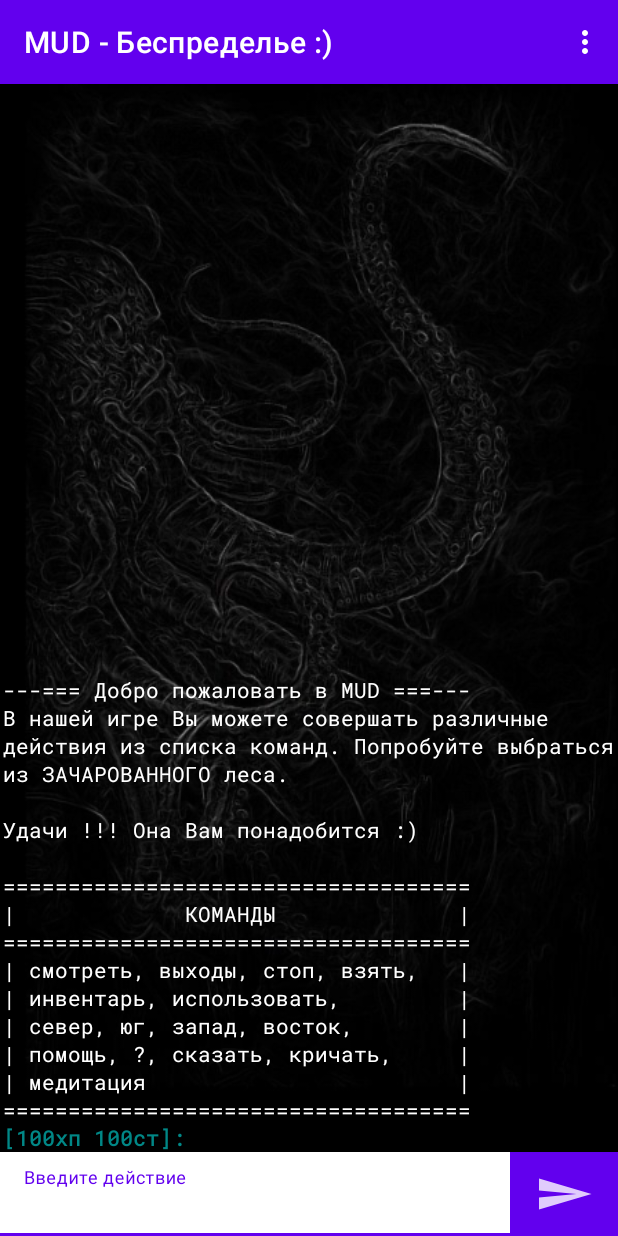
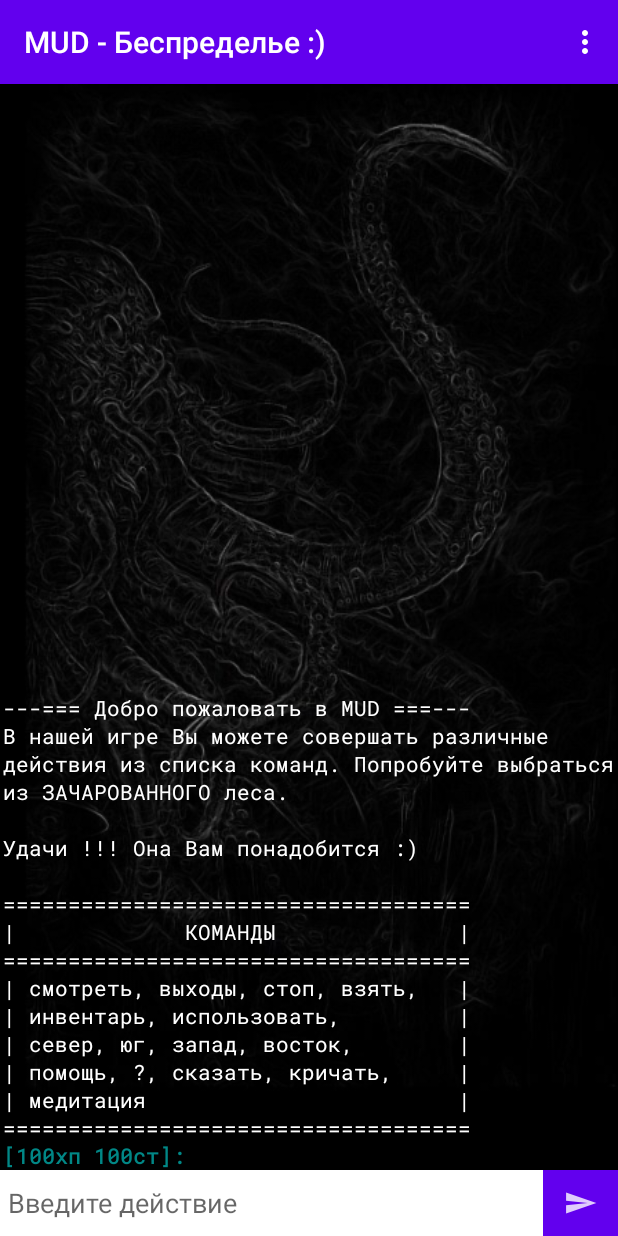
Before and after one commit to JuliaMaffin123/Mud, an Android app: the screen it shows after launch (MainActivity), on a phone screen of 412 x 824 dp. Run offline under Robolectric (Android 15) with nearby library versions, the phone set to English and light mode, and no system bars.

Commit message:
Эксперимент с кнопкой

```diff
--- a/app/build.gradle
+++ b/app/build.gradle
@@ -11,9 +11,13 @@ android {
         minSdk 22
         targetSdk 32
         versionCode 2
-        versionName "1.1"
+        versionName "1.2"
 
         testInstrumentationRunner "androidx.test.runner.AndroidJUnitRunner"
+
+        vectorDrawables {
+            useSupportLibrary = true
+        }
     }
 
     buildTypes {
@@ -26,6 +30,7 @@ android {
         sourceCompatibility JavaVersion.VERSION_1_8
         targetCompatibility JavaVersion.VERSION_1_8
     }
+
 }
 
 dependencies {
--- a/app/src/main/java/com/maffin/mud/MainActivity.java
+++ b/app/src/main/java/com/maffin/mud/MainActivity.java
@@ -3,6 +3,7 @@ package com.maffin.mud;
 import androidx.appcompat.app.AlertDialog;
 import androidx.appcompat.app.AppCompatActivity;
 import androidx.appcompat.app.AppCompatDelegate;
+import androidx.appcompat.widget.AppCompatEditText;
 import androidx.appcompat.widget.AppCompatImageButton;
 
 import android.content.DialogInterface;
@@ -37,7 +38,7 @@ public class MainActivity extends AppCompatActivity {
 
         // Получим ссылки на элементы разметки
         final TextView textView = findViewById(R.id.textView);
-        final TextInputEditText inpSend = findViewById(R.id.inpSend);
+        final AppCompatEditText inpSend = findViewById(R.id.inpSend);
         final AppCompatImageButton btnSend = findViewById(R.id.btnSend);
 
         // Включаем скролинг в textView
@@ -123,7 +124,7 @@ public class MainActivity extends AppCompatActivity {
      */
     private void startGame() {
         final TextView textView = findViewById(R.id.textView);
-        final TextInputEditText inpSend = findViewById(R.id.inpSend);
+        final AppCompatEditText inpSend = findViewById(R.id.inpSend);
         final AppCompatImageButton btnSend = findViewById(R.id.btnSend);
 
         // Разблокировка управления
--- a/app/src/main/res/layout/activity_main.xml
+++ b/app/src/main/res/layout/activity_main.xml
@@ -31,21 +31,19 @@
         android:layout_width="match_parent"
         android:layout_height="match_parent" >
 
-        <com.google.android.material.textfield.TextInputLayout
+
+        <androidx.appcompat.widget.AppCompatEditText
+            android:id="@+id/inpSend"
             android:layout_width="match_parent"
             android:layout_height="match_parent"
-            android:layout_gravity="left">
-
-            <com.google.android.material.textfield.TextInputEditText
-                android:id="@+id/inpSend"
-                android:layout_width="340dp"
-                android:layout_height="match_parent"
-                android:hint="@string/hint"
-                android:singleLine="true"
-                android:maxLines="1"
-                android:ellipsize="end"
-                android:background="@color/white" />
-        </com.google.android.material.textfield.TextInputLayout>
+            android:hint="@string/hint"
+            android:layout_weight="4"
+            android:singleLine="true"
+            android:maxLines="1"
+            android:background="@color/white"
+            android:paddingLeft="5dp"
+            android:paddingRight="5dp"
+            />
 
         <androidx.appcompat.widget.AppCompatImageButton
             android:id="@+id/btnSend"
@@ -54,7 +52,7 @@
             android:layout_weight="1"
             android:layout_gravity="right"
             android:background="@color/purple_500"
-            android:src="@drawable/ic_send"
+            app:srcCompat="@drawable/ic_send"
             android:padding="10dp"
             android:scaleType="fitXY"
             android:contentDescription="@string/btnSendDescription"/>
--- a/app/src/main/res/values-night/themes.xml
+++ b/app/src/main/res/values-night/themes.xml
@@ -1,6 +1,6 @@
 <resources xmlns:tools="http://schemas.android.com/tools">
     <!-- Base application theme. -->
-    <style name="Theme.Mud" parent="Theme.MaterialComponents.DayNight.DarkActionBar">
+    <style name="Theme.Mud" parent="Theme.AppCompat.DayNight.DarkActionBar">
         <!-- Primary brand color. -->
         <item name="colorPrimary">@color/purple_500</item>
         <item name="colorPrimaryVariant">@color/purple_700</item>
--- a/app/src/main/res/values/themes.xml
+++ b/app/src/main/res/values/themes.xml
@@ -1,6 +1,6 @@
 <resources xmlns:tools="http://schemas.android.com/tools">
     <!-- Base application theme. -->
-    <style name="Theme.Mud" parent="Theme.MaterialComponents.DayNight.DarkActionBar">
+    <style name="Theme.Mud" parent="Theme.AppCompat.DayNight.DarkActionBar">
         <!-- Primary brand color. -->
         <item name="colorPrimary">@color/purple_500</item>
         <item name="colorPrimaryVariant">@color/purple_700</item>
```
